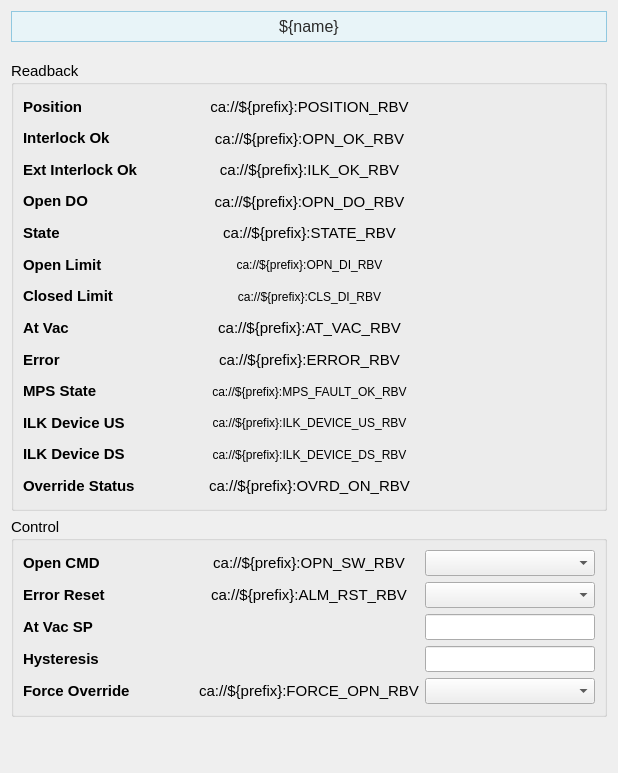
This is pcdswidgets/static_ui/vacuum/valves/VGC_expert.ui in pcdshub/pcdswidgets as Qt 5 draws it before an edit. The edited form follows.
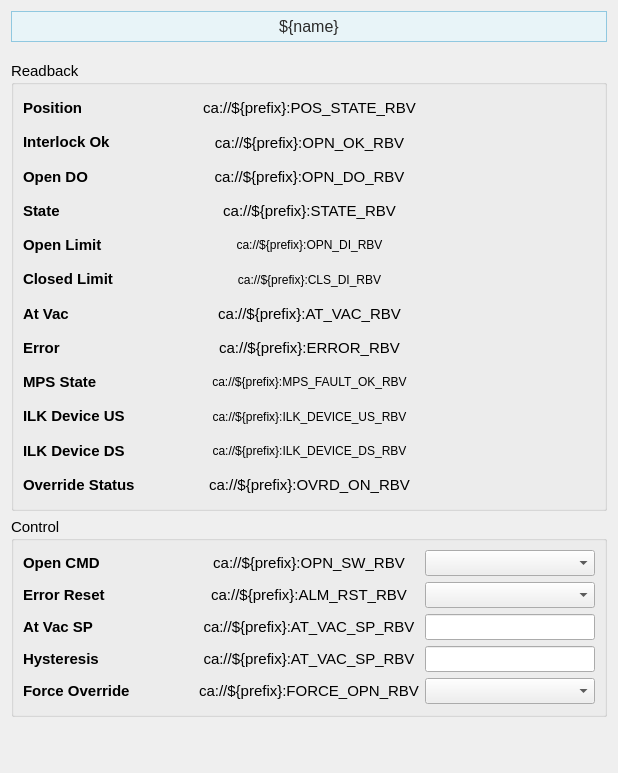
This is the edited form. Custom widgets are drawn as their Qt base class.

Patch:
```diff
--- a/pcdswidgets/static_ui/vacuum/valves/VGC_expert.ui
+++ b/pcdswidgets/static_ui/vacuum/valves/VGC_expert.ui
@@ -126,21 +126,6 @@
             </property>
            </widget>
           </item>
-          <item>
-           <widget class="QLabel" name="interlock_ok_label_8">
-            <property name="font">
-             <font>
-              <pointsize>11</pointsize>
-             </font>
-            </property>
-            <property name="styleSheet">
-             <string/>
-            </property>
-            <property name="text">
-             <string>&lt;html&gt;&lt;head/&gt;&lt;body&gt;&lt;p&gt;&lt;span style=&quot; font-weight:600;&quot;&gt;Ext Interlock Ok&lt;/span&gt;&lt;/p&gt;&lt;/body&gt;&lt;/html&gt;</string>
-            </property>
-           </widget>
-          </item>
           <item>
            <widget class="QLabel" name="interlock_ok_label_14">
             <property name="font">
@@ -301,7 +286,7 @@
              <string/>
             </property>
             <property name="text">
-             <string>ca://${prefix}:POSITION_RBV</string>
+             <string>ca://${prefix}:POS_STATE_RBV</string>
             </property>
             <property name="alignment">
              <set>Qt::AlignCenter</set>
@@ -327,22 +312,6 @@
             </property>
            </widget>
           </item>
-          <item>
-           <widget class="PyDMLabel" name="PyDMLabel_13">
-            <property name="toolTip">
-             <string/>
-            </property>
-            <property name="text">
-             <string>ca://${prefix}:ILK_OK_RBV</string>
-            </property>
-            <property name="alignment">
-             <set>Qt::AlignCenter</set>
-            </property>
-            <property name="channel">
-             <string>ca://${prefix}:ILK_OK_RBV</string>
-            </property>
-           </widget>
-          </item>
           <item>
            <widget class="PyDMLabel" name="PyDMLabel_20">
             <property name="toolTip">
@@ -516,6 +485,9 @@
             <property name="channel">
              <string>ca://${prefix}:ILK_DEVICE_US_RBV</string>
             </property>
+            <property name="displayFormat">
+             <enum>PyDMLabel::String</enum>
+            </property>
            </widget>
           </item>
           <item>
@@ -537,6 +509,9 @@
             <property name="channel">
              <string>ca://${prefix}:ILK_DEVICE_DS_RBV</string>
             </property>
+            <property name="displayFormat">
+             <enum>PyDMLabel::String</enum>
+            </property>
            </widget>
           </item>
           <item>
@@ -813,7 +788,7 @@
              <string/>
             </property>
             <property name="text">
-             <string/>
+             <string>ca://${prefix}:AT_VAC_SP_RBV</string>
             </property>
             <property name="alignment">
              <set>Qt::AlignCenter</set>
@@ -835,7 +810,7 @@
              <string/>
             </property>
             <property name="text">
-             <string/>
+             <string>ca://${prefix}:AT_VAC_SP_RBV</string>
             </property>
             <property name="alignment">
              <set>Qt::AlignCenter</set>
```
Left out of the diff: 2 changed lines with no effect on the pictures.
